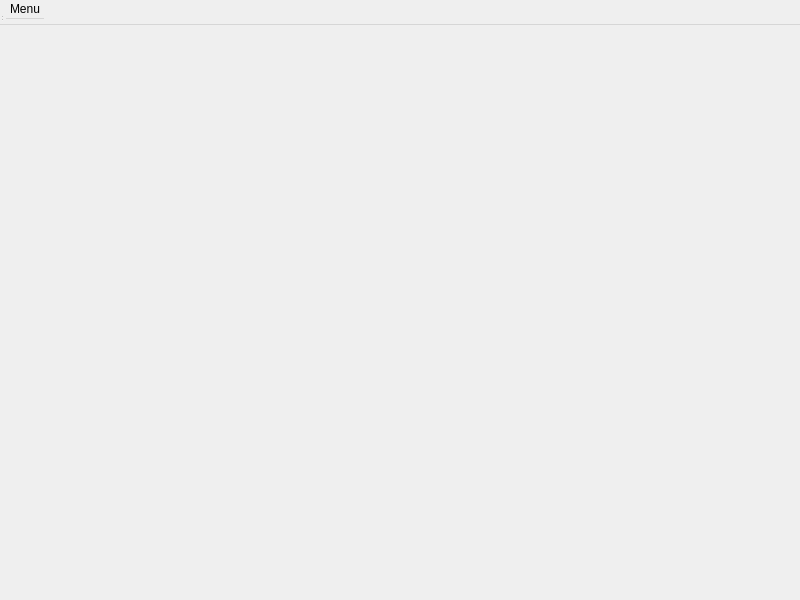
The window that waypoint_planning/resource/MyPlugin.ui (uavteambyu/rosplane_plugins) describes before a commit, drawn with Qt 5.
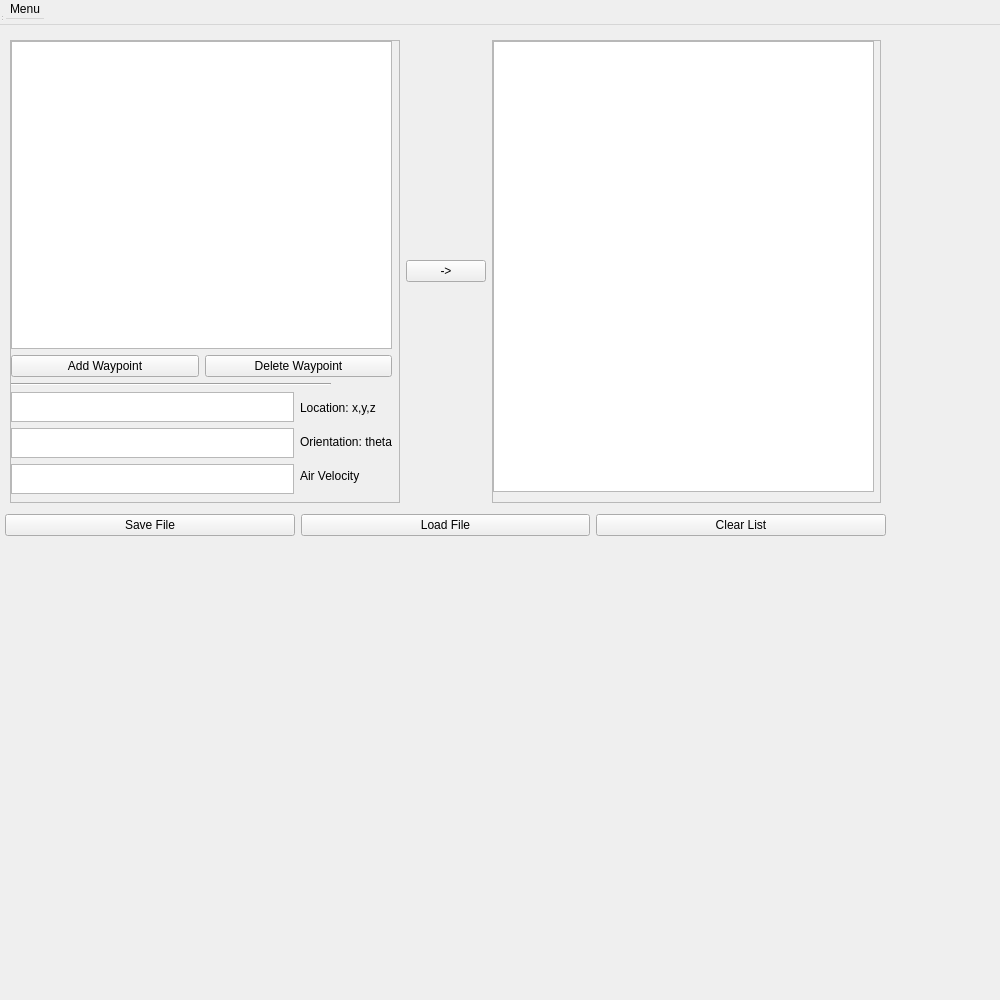
The same window after the commit.

Diff of the .ui file:
```diff
--- a/waypoint_planning/resource/MyPlugin.ui
+++ b/waypoint_planning/resource/MyPlugin.ui
@@ -6,8 +6,8 @@
    <rect>
     <x>0</x>
     <y>0</y>
-    <width>800</width>
-    <height>600</height>
+    <width>1000</width>
+    <height>1000</height>
    </rect>
   </property>
   <property name="windowTitle">
@@ -19,7 +19,7 @@
     <rect>
      <x>0</x>
      <y>0</y>
-     <width>800</width>
+     <width>1000</width>
      <height>25</height>
     </rect>
    </property>
@@ -30,7 +30,344 @@
    </widget>
    <addaction name="menuMenu"/>
   </widget>
-  <widget class="QStatusBar" name="statusbar"/>
+  <widget class="QStatusBar" name="statusbar">
+   <property name="geometry">
+    <rect>
+     <x>0</x>
+     <y>0</y>
+     <width>3</width>
+     <height>22</height>
+    </rect>
+   </property>
+  </widget>
+  <widget class="QWidget" name="verticalLayoutWidget">
+   <property name="geometry">
+    <rect>
+     <x>0</x>
+     <y>30</y>
+     <width>891</width>
+     <height>511</height>
+    </rect>
+   </property>
+   <layout class="QVBoxLayout" name="FullVertical">
+    <property name="margin">
+     <number>5</number>
+    </property>
+    <item>
+     <layout class="QHBoxLayout" name="FullHorizontal">
+      <property name="margin">
+       <number>5</number>
+      </property>
+      <item>
+       <widget class="QScrollArea" name="newWaypointsScroll">
+        <property name="sizePolicy">
+         <sizepolicy hsizetype="Expanding" vsizetype="Expanding">
+          <horstretch>0</horstretch>
+          <verstretch>0</verstretch>
+         </sizepolicy>
+        </property>
+        <property name="maximumSize">
+         <size>
+          <width>400</width>
+          <height>500</height>
+         </size>
+        </property>
+        <property name="widgetResizable">
+         <bool>true</bool>
+        </property>
+        <widget class="QWidget" name="newWaypointsScrollWidgetContents">
+         <property name="geometry">
+          <rect>
+           <x>0</x>
+           <y>0</y>
+           <width>385</width>
+           <height>454</height>
+          </rect>
+         </property>
+         <widget class="QWidget" name="verticalLayoutWidget_2">
+          <property name="geometry">
+           <rect>
+            <x>0</x>
+            <y>0</y>
+            <width>381</width>
+            <height>458</height>
+           </rect>
+          </property>
+          <layout class="QVBoxLayout" name="NewWaypointVertical">
+           <item>
+            <widget class="QListWidget" name="newWaypointList">
+             <property name="minimumSize">
+              <size>
+               <width>0</width>
+               <height>260</height>
+              </size>
+             </property>
+            </widget>
+           </item>
+           <item>
+            <layout class="QHBoxLayout" name="NewWaypointButtons">
+             <item>
+              <widget class="QPushButton" name="addWaypointButton">
+               <property name="sizePolicy">
+                <sizepolicy hsizetype="MinimumExpanding" vsizetype="Fixed">
+                 <horstretch>0</horstretch>
+                 <verstretch>0</verstretch>
+                </sizepolicy>
+               </property>
+               <property name="text">
+                <string>Add Waypoint</string>
+               </property>
+              </widget>
+             </item>
+             <item>
+              <widget class="QPushButton" name="deleteWaypointButton">
+               <property name="sizePolicy">
+                <sizepolicy hsizetype="MinimumExpanding" vsizetype="Fixed">
+                 <horstretch>0</horstretch>
+                 <verstretch>0</verstretch>
+                </sizepolicy>
+               </property>
+               <property name="text">
+                <string>Delete Waypoint</string>
+               </property>
+              </widget>
+             </item>
+            </layout>
+           </item>
+           <item>
+            <widget class="Line" name="line">
+             <property name="sizePolicy">
+              <sizepolicy hsizetype="Fixed" vsizetype="Fixed">
+               <horstretch>0</horstretch>
+               <verstretch>0</verstretch>
+              </sizepolicy>
+             </property>
+             <property name="minimumSize">
+              <size>
+               <width>320</width>
+               <height>0</height>
+              </size>
+             </property>
+             <property name="orientation">
+              <enum>Qt::Horizontal</enum>
+             </property>
+            </widget>
+           </item>
+           <item>
+            <layout class="QHBoxLayout" name="NewWaypointTextEditLayout">
+             <property name="sizeConstraint">
+              <enum>QLayout::SetDefaultConstraint</enum>
+             </property>
+             <property name="bottomMargin">
+              <number>5</number>
+             </property>
+             <item>
+              <layout class="QVBoxLayout" name="TextEdit">
+               <item>
+                <widget class="QTextEdit" name="LocationTextEdit">
+                 <property name="maximumSize">
+                  <size>
+                   <width>16777215</width>
+                   <height>30</height>
+                  </size>
+                 </property>
+                 <property name="inputMethodHints">
+                  <set>Qt::ImhPreferNumbers</set>
+                 </property>
+                 <property name="verticalScrollBarPolicy">
+                  <enum>Qt::ScrollBarAlwaysOff</enum>
+                 </property>
+                 <property name="horizontalScrollBarPolicy">
+                  <enum>Qt::ScrollBarAlwaysOff</enum>
+                 </property>
+                 <property name="lineWrapMode">
+                  <enum>QTextEdit::NoWrap</enum>
+                 </property>
+                 <property name="html">
+                  <string>&lt;!DOCTYPE HTML PUBLIC &quot;-//W3C//DTD HTML 4.0//EN&quot; &quot;http://www.w3.org/TR/REC-html40/strict.dtd&quot;&gt;
+&lt;html&gt;&lt;head&gt;&lt;meta name=&quot;qrichtext&quot; content=&quot;1&quot; /&gt;&lt;style type=&quot;text/css&quot;&gt;
+p, li { white-space: pre-wrap; }
+&lt;/style&gt;&lt;/head&gt;&lt;body style=&quot; font-family:'Ubuntu'; font-size:11pt; font-weight:400; font-style:normal;&quot;&gt;
+&lt;p style=&quot;-qt-paragraph-type:empty; margin-top:0px; margin-bottom:0px; margin-left:0px; margin-right:0px; -qt-block-indent:0; text-indent:0px;&quot;&gt;&lt;br /&gt;&lt;/p&gt;&lt;/body&gt;&lt;/html&gt;</string>
+                 </property>
+                </widget>
+               </item>
+               <item>
+                <widget class="QTextEdit" name="OrientationTextEdit">
+                 <property name="maximumSize">
+                  <size>
+                   <width>16777215</width>
+                   <height>30</height>
+                  </size>
+                 </property>
+                 <property name="inputMethodHints">
+                  <set>Qt::ImhDigitsOnly</set>
+                 </property>
+                 <property name="verticalScrollBarPolicy">
+                  <enum>Qt::ScrollBarAlwaysOff</enum>
+                 </property>
+                 <property name="horizontalScrollBarPolicy">
+                  <enum>Qt::ScrollBarAlwaysOff</enum>
+                 </property>
+                 <property name="lineWrapMode">
+                  <enum>QTextEdit::NoWrap</enum>
+                 </property>
+                 <property name="html">
+                  <string>&lt;!DOCTYPE HTML PUBLIC &quot;-//W3C//DTD HTML 4.0//EN&quot; &quot;http://www.w3.org/TR/REC-html40/strict.dtd&quot;&gt;
+&lt;html&gt;&lt;head&gt;&lt;meta name=&quot;qrichtext&quot; content=&quot;1&quot; /&gt;&lt;style type=&quot;text/css&quot;&gt;
+p, li { white-space: pre-wrap; }
+&lt;/style&gt;&lt;/head&gt;&lt;body style=&quot; font-family:'Ubuntu'; font-size:11pt; font-weight:400; font-style:normal;&quot;&gt;
+&lt;p style=&quot;-qt-paragraph-type:empty; margin-top:0px; margin-bottom:0px; margin-left:0px; margin-right:0px; -qt-block-indent:0; text-indent:0px;&quot;&gt;&lt;br /&gt;&lt;/p&gt;&lt;/body&gt;&lt;/html&gt;</string>
+                 </property>
+                </widget>
+               </item>
+               <item>
+                <widget class="QTextEdit" name="SpeedTextEdit">
+                 <property name="maximumSize">
+                  <size>
+                   <width>16777215</width>
+                   <height>30</height>
+                  </size>
+                 </property>
+                 <property name="inputMethodHints">
+                  <set>Qt::ImhDigitsOnly</set>
+                 </property>
+                 <property name="verticalScrollBarPolicy">
+                  <enum>Qt::ScrollBarAlwaysOff</enum>
+                 </property>
+                 <property name="horizontalScrollBarPolicy">
+                  <enum>Qt::ScrollBarAlwaysOff</enum>
+                 </property>
+                 <property name="lineWrapMode">
+                  <enum>QTextEdit::NoWrap</enum>
+                 </property>
+                 <property name="html">
+                  <string>&lt;!DOCTYPE HTML PUBLIC &quot;-//W3C//DTD HTML 4.0//EN&quot; &quot;http://www.w3.org/TR/REC-html40/strict.dtd&quot;&gt;
+&lt;html&gt;&lt;head&gt;&lt;meta name=&quot;qrichtext&quot; content=&quot;1&quot; /&gt;&lt;style type=&quot;text/css&quot;&gt;
+p, li { white-space: pre-wrap; }
+&lt;/style&gt;&lt;/head&gt;&lt;body style=&quot; font-family:'Ubuntu'; font-size:11pt; font-weight:400; font-style:normal;&quot;&gt;
+&lt;p style=&quot;-qt-paragraph-type:empty; margin-top:0px; margin-bottom:0px; margin-left:0px; margin-right:0px; -qt-block-indent:0; text-indent:0px;&quot;&gt;&lt;br /&gt;&lt;/p&gt;&lt;/body&gt;&lt;/html&gt;</string>
+                 </property>
+                </widget>
+               </item>
+              </layout>
+             </item>
+             <item>
+              <layout class="QVBoxLayout" name="Labels">
+               <item>
+                <widget class="QLabel" name="label">
+                 <property name="maximumSize">
+                  <size>
+                   <width>16777215</width>
+                   <height>25</height>
+                  </size>
+                 </property>
+                 <property name="text">
+                  <string>Location: x,y,z</string>
+                 </property>
+                </widget>
+               </item>
+               <item>
+                <widget class="QLabel" name="label_2">
+                 <property name="maximumSize">
+                  <size>
+                   <width>16777215</width>
+                   <height>25</height>
+                  </size>
+                 </property>
+                 <property name="text">
+                  <string>Orientation: theta</string>
+                 </property>
+                </widget>
+               </item>
+               <item>
+                <widget class="QLabel" name="label_3">
+                 <property name="maximumSize">
+                  <size>
+                   <width>16777215</width>
+                   <height>25</height>
+                  </size>
+                 </property>
+                 <property name="text">
+                  <string>Air Velocity</string>
+                 </property>
+                </widget>
+               </item>
+              </layout>
+             </item>
+            </layout>
+           </item>
+          </layout>
+         </widget>
+        </widget>
+       </widget>
+      </item>
+      <item>
+       <widget class="QPushButton" name="sendWaypointsButton">
+        <property name="enabled">
+         <bool>true</bool>
+        </property>
+        <property name="text">
+         <string>-&gt;</string>
+        </property>
+       </widget>
+      </item>
+      <item>
+       <widget class="QScrollArea" name="currentWaypointsScroll">
+        <property name="widgetResizable">
+         <bool>true</bool>
+        </property>
+        <widget class="QWidget" name="currentWaypointsScrollWidgetContents">
+         <property name="geometry">
+          <rect>
+           <x>0</x>
+           <y>0</y>
+           <width>385</width>
+           <height>454</height>
+          </rect>
+         </property>
+         <widget class="QListWidget" name="currentWaypointList">
+          <property name="geometry">
+           <rect>
+            <x>0</x>
+            <y>0</y>
+            <width>381</width>
+            <height>451</height>
+           </rect>
+          </property>
+         </widget>
+        </widget>
+       </widget>
+      </item>
+     </layout>
+    </item>
+    <item>
+     <layout class="QHBoxLayout" name="BottomButtons">
+      <item>
+       <widget class="QPushButton" name="saveFileButton">
+        <property name="text">
+         <string>Save File</string>
+        </property>
+       </widget>
+      </item>
+      <item>
+       <widget class="QPushButton" name="loadFileButton">
+        <property name="text">
+         <string>Load File</string>
+        </property>
+       </widget>
+      </item>
+      <item>
+       <widget class="QPushButton" name="clearWaypointsButton">
+        <property name="text">
+         <string>Clear List</string>
+        </property>
+       </widget>
+      </item>
+     </layout>
+    </item>
+   </layout>
+  </widget>
  </widget>
  <resources/>
  <connections/>
```
Left out of the diff: 6 changed lines with no effect on the pictures.
